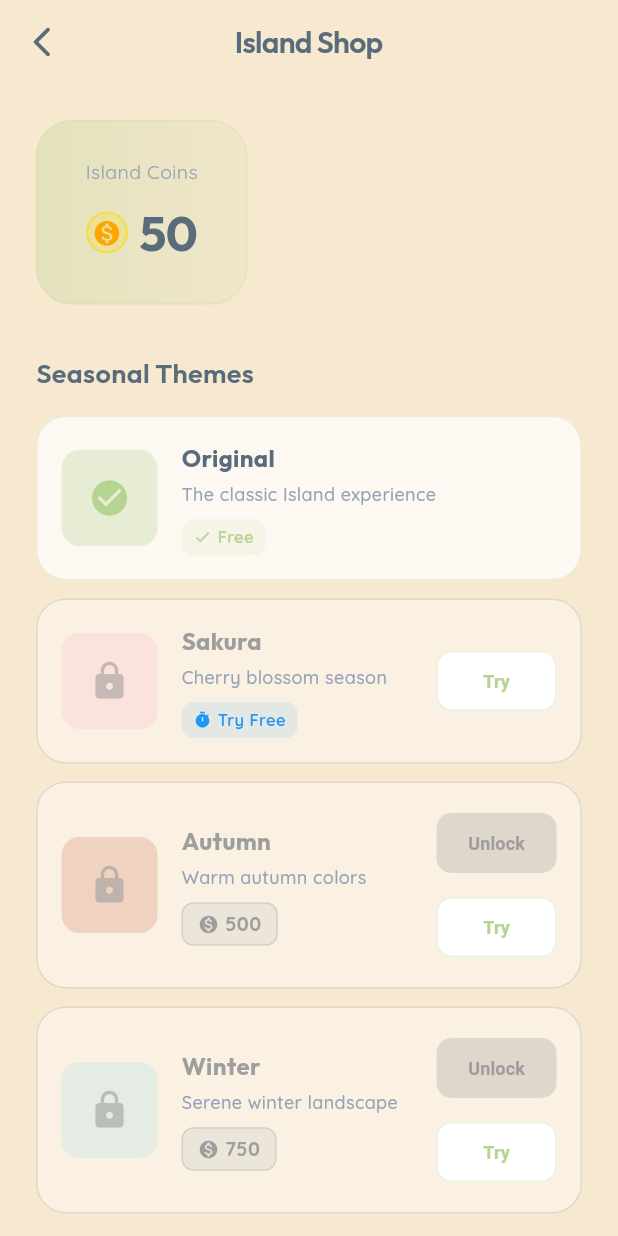
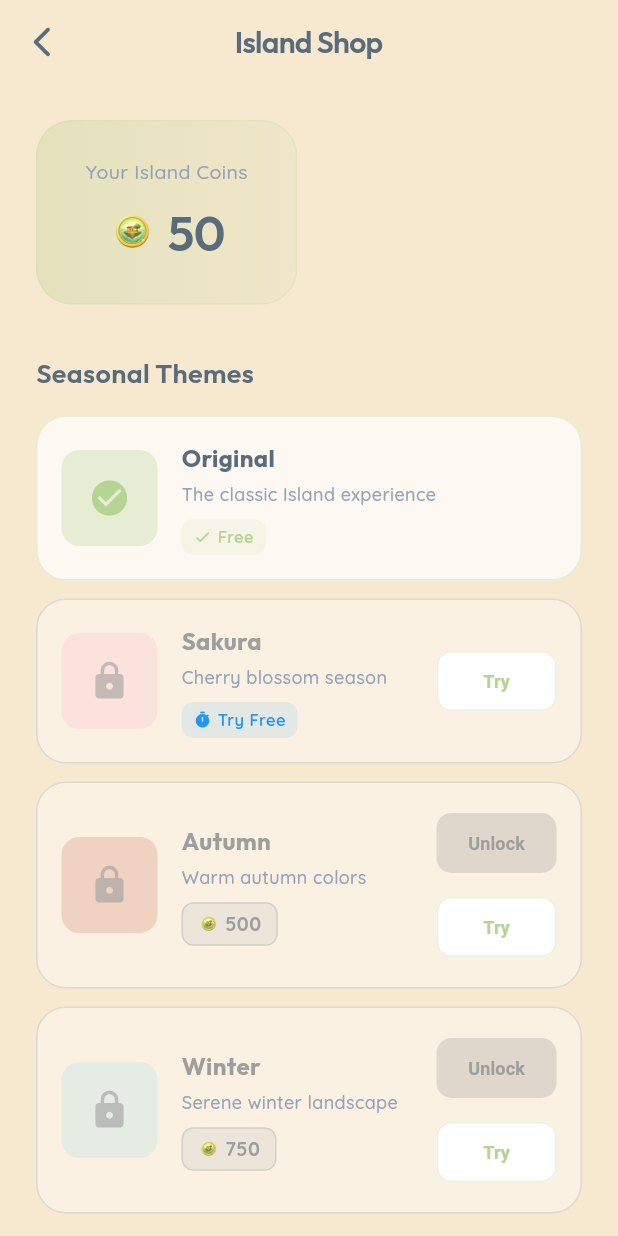
Before and after one commit to AhmadFaiqAisyAfrah/Island-App, a Flutter app: the HomeScreen screen opened directly, in the side drawer, after a tap on "Shop", on a phone screen of 412 x 824 dp. Run offline on Flutter 3.47's test engine with Material 3 defaults, Android fonts, the phone set to English and light mode, and no system bars; our stand-ins replace audioplayers, emoji_picker_flutter, firebase_auth, firebase_core, fl_chart, flutter_local_notifications and 6 more; accounts and stored records are empty.

Commit message:
menyempurnakan UI/UX Dashboard 2

```diff
--- /dev/null
+++ b/lib/core/widgets/island_coin_icon.dart
@@ -0,0 +1,26 @@
+import 'package:flutter/material.dart';
+
+/// Reusable Island Coin Icon widget
+///
+/// Displays the Island Coin visual (tree + house on floating island)
+/// Used consistently across Dashboard and Shop
+///
+/// Asset path: assets/images/coins/island_coin.png
+class IslandCoinIcon extends StatelessWidget {
+  final double size;
+
+  const IslandCoinIcon({
+    super.key,
+    this.size = 22,
+  });
+
+  @override
+  Widget build(BuildContext context) {
+    return Image.asset(
+      'assets/images/coins/island_coin.png',
+      height: size,
+      width: size,
+      fit: BoxFit.contain,
+    );
+  }
+}
--- a/lib/features/home/presentation/home_screen.dart
+++ b/lib/features/home/presentation/home_screen.dart
@@ -18,7 +18,7 @@ import 'star_scatter.dart';
 
 import 'dart:math' as math;
 import '../../shop/presentation/shop_screen.dart';
-import '../../shop/presentation/widgets/island_coin_badge.dart';
+import '../../../../core/widgets/island_coin_icon.dart';
 import '../../../../services/point_service.dart';
 import '../../archipelago/data/archipelago_provider.dart';
 import '../../tags/presentation/tags_provider.dart';
@@ -395,8 +395,20 @@ class _HomeScreenState extends ConsumerState<HomeScreen> with WidgetsBindingObse
                                               )
                                             ],
                                          ),
-                                          child: IslandCoinBadge.compact(
-                                            amount: coinBalance,
+                                          child: Row(
+                                            mainAxisSize: MainAxisSize.min,
+                                            children: [
+                                              const IslandCoinIcon(size: 22),
+                                              const SizedBox(width: 6),
+                                              Text(
+                                                '$coinBalance',
+                                                style: AppTextStyles.body.copyWith(
+                                                  fontSize: 14,
+                                                  fontWeight: FontWeight.w600,
+                                                  color: AppColors.textMain,
+                                                ),
+                                              ),
+                                            ],
                                           ),
                                       ),
                                     ),
--- a/lib/features/shop/presentation/shop_screen.dart
+++ b/lib/features/shop/presentation/shop_screen.dart
@@ -6,7 +6,7 @@ import '../../../../services/trial_service.dart';
 import '../../../../core/data/shared_preferences_provider.dart';
 import '../data/theme_catalog.dart';
 import '../../../domain/monetization/monetization.dart';
-import 'widgets/island_coin_badge.dart';
+import '../../../../core/widgets/island_coin_icon.dart';
 
 /// Shop Screen - Monetization Phase 2
 ///
@@ -158,12 +158,29 @@ class _BalanceHeader extends StatelessWidget {
       ),
       child: Column(
         children: [
-          const IslandCoinLabel(
-            fontSize: 13,
+          Text(
+            'Your Island Coins',
+            style: AppTextStyles.body.copyWith(
+              fontSize: 13,
+              color: AppColors.textSub,
+            ),
           ),
           const SizedBox(height: 8),
-          IslandCoinBadge.large(
-            amount: points,
+          Row(
+            mainAxisSize: MainAxisSize.min,
+            mainAxisAlignment: MainAxisAlignment.center,
+            children: [
+              const IslandCoinIcon(size: 32),
+              const SizedBox(width: 8),
+              Text(
+                '$points',
+                style: AppTextStyles.heading.copyWith(
+                  fontSize: 32,
+                  color: AppColors.textMain,
+                  letterSpacing: -0.5,
+                ),
+              ),
+            ],
           ),
         ],
       ),
@@ -273,9 +290,34 @@ class _ThemeItemCard extends StatelessWidget {
                 if (item.accessType == ItemAccessType.free)
                   _AccessLabel(icon: Icons.check, text: "Free", color: AppColors.islandGrass)
                 else if (item.accessType == ItemAccessType.pointUnlock && item.pointCost != null)
-                  IslandCoinCost(
-                    cost: item.pointCost!,
-                    canAfford: canAfford,
+                  Container(
+                    padding: const EdgeInsets.symmetric(horizontal: 10, vertical: 4),
+                    decoration: BoxDecoration(
+                      color: canAfford
+                          ? const Color(0xFFFFD700).withOpacity(0.15)
+                          : Colors.grey.withOpacity(0.15),
+                      borderRadius: BorderRadius.circular(8),
+                      border: Border.all(
+                        color: canAfford
+                            ? const Color(0xFFFFD700).withOpacity(0.5)
+                            : Colors.grey.withOpacity(0.3),
+                      ),
+                    ),
+                    child: Row(
+                      mainAxisSize: MainAxisSize.min,
+                      children: [
+                        IslandCoinIcon(size: 14),
+                        const SizedBox(width: 4),
+                        Text(
+                          '${item.pointCost}',
+                          style: AppTextStyles.body.copyWith(
+                            fontSize: 13,
+                            fontWeight: FontWeight.bold,
+                            color: canAfford ? const Color(0xFFFFA500) : Colors.grey,
+                          ),
+                        ),
+                      ],
+                    ),
                   )
                 else if (item.accessType == ItemAccessType.premiumPurchase)
                   _AccessLabel(
--- a/pubspec.yaml
+++ b/pubspec.yaml
@@ -41,7 +41,8 @@ flutter:
   uses-material-design: true
   assets:
     - assets/images/
+    - assets/images/coins/
     - assets/themes/
     - assets/audio/
-    - assets/icon/island_logo.png
-    - assets/icons/google_logo.png
+    - assets/icon/
+    - assets/icons/
```
Also changed, not shown: assets/images/coins/coin_logo.png (added), assets/images/coins/island_coin.png (added).
